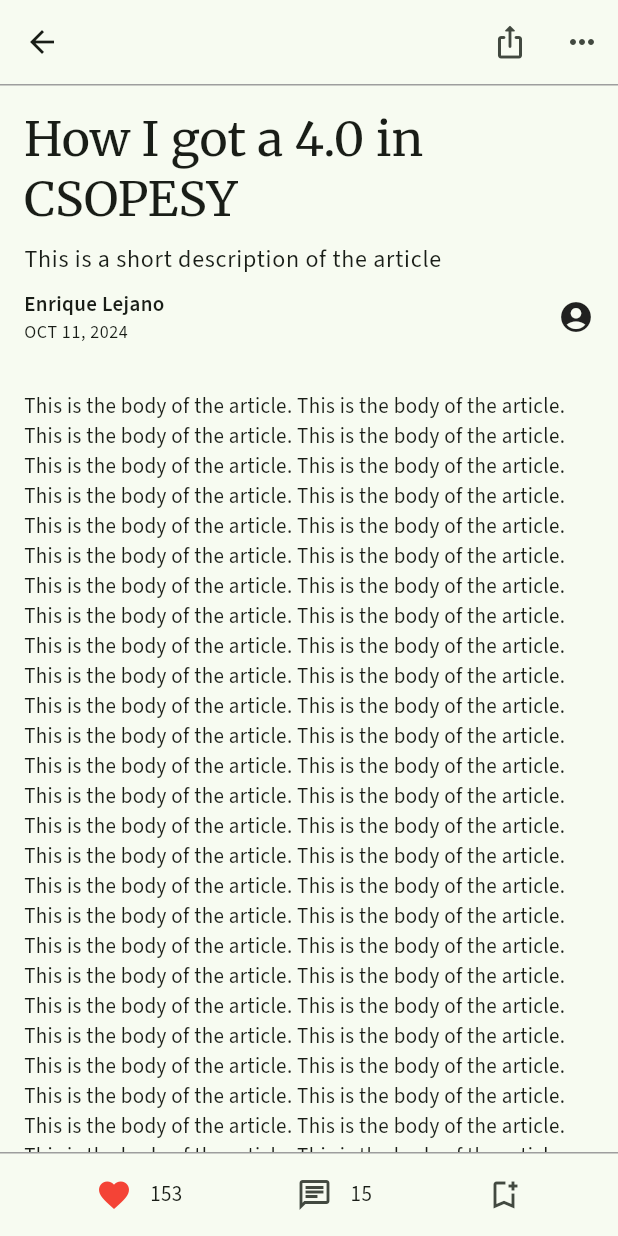
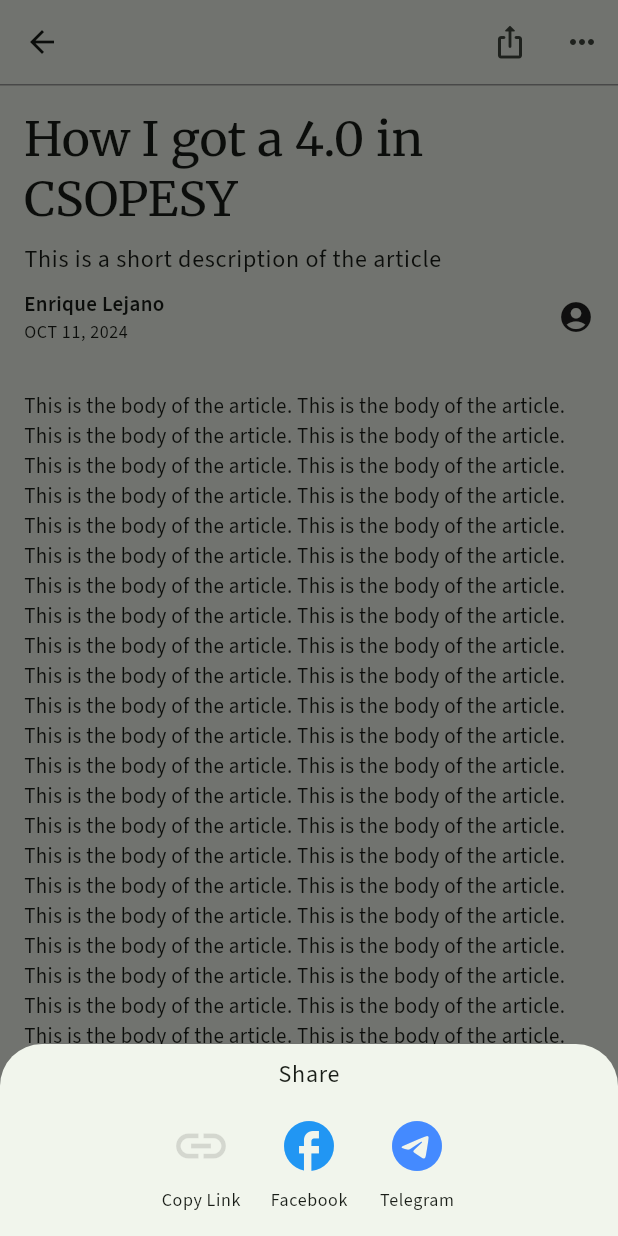
Before and after one commit to riki-11/MOBDEVE-MCO, a Flutter app: the ViewArticle screen opened directly, after a tap on the "ios share" icon, on a phone screen of 412 x 824 dp. Run offline on Flutter 3.47's test engine with Material 3 defaults, Android fonts, the phone set to English and light mode, and no system bars; our stand-ins replace cloud_firestore, email_validator, firebase_auth, firebase_core, get, google_fonts; missing offline and left inert: flutter_multi_select_items, flutter_quill, passwordfield; accounts and stored records are empty.

Commit message:
feat: add social media sharing popup to my-profile and view-article pages.

```diff
--- a/lib/pages/my-profile.dart
+++ b/lib/pages/my-profile.dart
@@ -4,6 +4,7 @@ import 'package:get/get_core/src/get_main.dart';
 import 'package:get/get_state_manager/src/rx_flutter/rx_getx_widget.dart';
 import 'package:mobdeve_mco/pages/settings.dart';
 import 'package:mobdeve_mco/widgets/profile_content_dropdown.dart';
+import 'package:mobdeve_mco/widgets/social_media_sharing_popup.dart';
 import 'package:mobdeve_mco/widgets/standard_app_bar.dart';
 import 'package:mobdeve_mco/widgets/standard_bottom_bar.dart';
 import 'package:mobdeve_mco/widgets/profile_header.dart';
@@ -77,7 +78,14 @@ class _MyProfilePageState extends State<MyProfilePage>
                   child: Padding(
                     padding: const EdgeInsets.symmetric(horizontal: 8.0),
                     child: TextButton(
-                      onPressed: () {}, // TODO: Add sharing functionality.
+                      onPressed: () {
+                        showModalBottomSheet(
+                            context: context,
+                            builder: (BuildContext context) {
+                              return const SocialMediaSharingPopup();
+                            }
+                        );
+                      }, // TODO: Add sharing functionality.
                       style: TextButton.styleFrom(
                         backgroundColor: Theme.of(context).colorScheme.primary,
                       ),
--- a/lib/pages/view-article.dart
+++ b/lib/pages/view-article.dart
@@ -2,6 +2,7 @@ import 'package:flutter/material.dart';
 import 'package:flutter/rendering.dart';
 
 import 'package:mobdeve_mco/widgets/article_bottom_bar.dart';
+import 'package:mobdeve_mco/widgets/social_media_sharing_popup.dart';
 import 'package:mobdeve_mco/widgets/standard_scrollbar.dart';
 import 'package:mobdeve_mco/widgets/disappearing_top_bar.dart';
 
@@ -31,7 +32,16 @@ class _ViewArticleState extends State<ViewArticle> {
     return Scaffold(
       body: DisappearingTopBar(
           actions: [
-            IconButton(onPressed: (){}, icon: const Icon(Icons.ios_share_rounded)),
+            IconButton(
+                onPressed: (){
+                  showModalBottomSheet(
+                    context: context,
+                    builder:  (BuildContext context) {
+                      return const SocialMediaSharingPopup();
+                    }
+                  );
+                },
+                icon: const Icon(Icons.ios_share_rounded)),
             PopupMenuButton<String>(
                 icon: const Icon(Icons.more_horiz),
                 onSelected: (String value) {
--- /dev/null
+++ b/lib/widgets/social_media_sharing_popup.dart
@@ -0,0 +1,77 @@
+import 'package:flutter/material.dart';
+
+class SocialMediaSharingPopup extends StatefulWidget {
+  const SocialMediaSharingPopup({super.key});
+
+  @override
+  State<SocialMediaSharingPopup> createState() => _SocialMediaSharingPopupState();
+}
+
+class _SocialMediaSharingPopupState extends State<SocialMediaSharingPopup> {
+
+  // TODO: Add Social Media icons from other icon sources.
+  final List<Map<String, dynamic>> socialMediaApps = [
+    {'icon': Icons.link,'name': 'Copy Link', 'color': Colors.black12},
+    {'icon': Icons.facebook, 'name': 'Facebook', 'color': Colors.blue},
+    // {'icon': Icons.twitter, 'name': 'Twitter', 'color': Colors.lightBlue},
+    // {'icon': Icons.instagram, 'name': 'Instagram', 'color': Colors.purple},
+    // {'icon': Icons.whatsapp, 'name': 'WhatsApp', 'color': Colors.green},
+    {'icon': Icons.telegram, 'name': 'Telegram', 'color': Colors.blueAccent},
+    // {'icon': Icons.linkedin, 'name': 'LinkedIn', 'color': Colors.blue[700]},
+  ];
+
+  @override
+  Widget build(BuildContext context) {
+    return SizedBox(
+      width: double.infinity,
+      child: Padding(
+        padding: const EdgeInsets.all(8.0),
+        child: Column(
+          mainAxisSize: MainAxisSize.min,
+          children: <Widget>[
+            Padding(
+              padding: const EdgeInsets.only(bottom: 8.0),
+              child: Text(
+                'Share',
+                style: Theme.of(context).textTheme.bodyLarge
+              ),
+            ),
+            Padding(
+              padding: const EdgeInsets.only(bottom: 8.0),
+              child: SingleChildScrollView(
+                scrollDirection: Axis.horizontal, // Enables horizontal scrolling
+                child: Row(
+                  children: socialMediaApps.map((app) {
+                    return Padding(
+                        padding: const EdgeInsets.symmetric(horizontal: 8.0),
+                        child: Column(
+                            mainAxisSize: MainAxisSize.min,
+                            children: <Widget>[
+                              IconButton(
+                                onPressed: () {
+                                  // Handle social media sharing action for this app
+                                  print("Sharing to ${app['name']}");
+                                },
+                                icon: Icon(app['icon']),
+                                color: app['color'],
+                                iconSize: 40, // Adjust icon size as needed
+                                tooltip: app['name'], // Shows the name on long press
+                              ),
+                              Text(
+                                  app['name'],
+                                  style: Theme.of(context).textTheme.bodySmall
+                              )
+                            ]
+                        )
+
+                    );
+                  }).toList(),
+                ),
+              ),
+            )
+          ],
+        ),
+      )
+    );
+  }
+}
```
